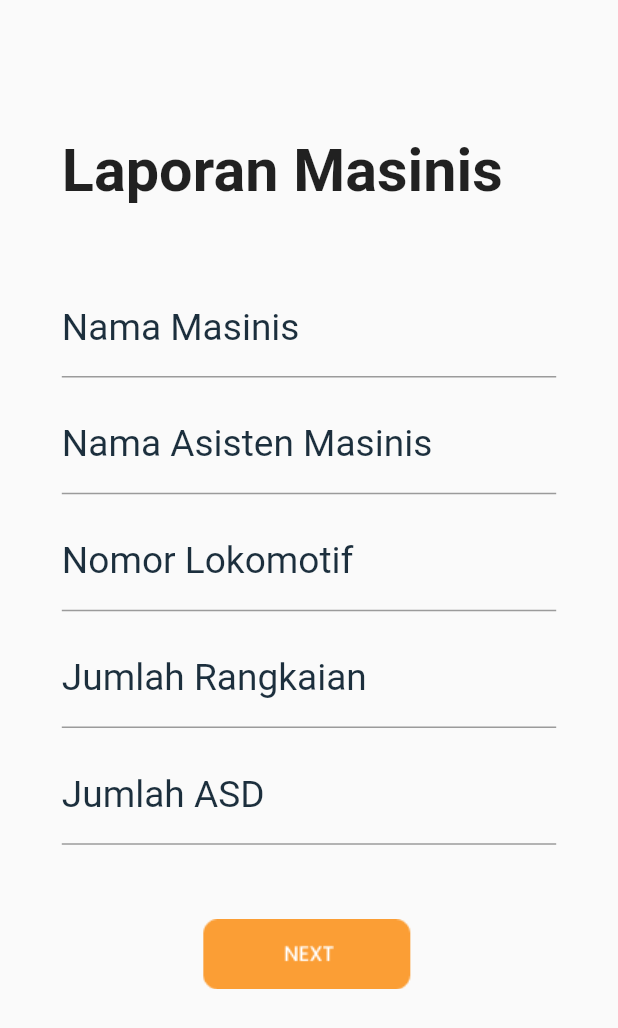
After one commit to normndakbr/go_no_go_apps, a Flutter app: the LaporanMasinis screen opened by its route, on a phone screen of 412 x 824 dp. The commit adds this screen. Shown: the top 1028 px of the screen. Run offline on Flutter 3.47's test engine with Material 2 defaults, Android fonts, the phone set to English and light mode, and no system bars; our stand-ins replace shared_preferences; missing offline and left inert: shared_preferences_web; accounts and stored records are empty; project files that could hold a hidden picture were left out.

Commit message:
added laporan_masinis page

```diff
--- a/lib/main.dart
+++ b/lib/main.dart
@@ -1,4 +1,5 @@
 import 'package:flutter/material.dart';
+import 'package:test_route/pages/laporanMasinis_page.dart';
 import 'package:test_route/pages/preLogin_page.dart';
 import 'pages/login_page.dart';
 
@@ -18,6 +19,7 @@ class MyApp extends StatelessWidget {
       routes: {
         '/preLogin': (context) => PreLoginPage(),
         '/login': (context) => LoginPage(),
+        '/laporan-masinis': (context) => LaporanMasinis(),
         // laporanMasinis,
         // wiper,
         // lokotrack,
--- /dev/null
+++ b/lib/pages/laporanMasinis_page.dart
@@ -0,0 +1,147 @@
+import 'package:flutter/material.dart';
+import '../services/sharedPreferences.dart';
+import 'preLogin_page.dart';
+
+class LaporanMasinis extends StatefulWidget {
+  const LaporanMasinis({Key? key}) : super(key: key);
+
+  @override
+  State<LaporanMasinis> createState() => _LaporanMasinisState();
+}
+
+class _LaporanMasinisState extends State<LaporanMasinis> {
+  bool hidePassword = true;
+  TextEditingController masinisCtl = TextEditingController();
+  TextEditingController astMasinisCtl = TextEditingController();
+  TextEditingController noLokomotifCtl = TextEditingController();
+  TextEditingController jmlRangkaianCtl = TextEditingController();
+  TextEditingController jmlAsdCtl = TextEditingController();
+  final SharedPreferenceService sharedPref = SharedPreferenceService();
+  var userType;
+
+  @override
+  void initState() {
+    // TODO: implement initState
+    super.initState();
+    getUserType();
+  }
+
+  void getUserType() async {
+    await sharedPref.readData('userType').then((value) => {
+          setState(() {
+            userType = value;
+          }),
+        });
+  }
+
+  @override
+  Widget build(BuildContext context) {
+    var height = MediaQuery.of(context).size.height;
+    var width = MediaQuery.of(context).size.width;
+
+    return Scaffold(
+      resizeToAvoidBottomInset: false,
+      body: Padding(
+        padding: EdgeInsets.all(height * 0.05),
+        child: Center(
+          child: Column(
+            crossAxisAlignment: CrossAxisAlignment.start,
+            children: [
+              SizedBox(
+                height: height * 0.06,
+              ),
+              Text(
+                'Laporan Masinis',
+                textAlign: TextAlign.left,
+                style: TextStyle(
+                  fontSize: height * 0.048,
+                  fontWeight: FontWeight.w600,
+                ),
+              ),
+              SizedBox(
+                height: height * 0.06,
+              ),
+              TextFormField(
+                controller: masinisCtl,
+                decoration: InputDecoration(
+                  labelText: "Nama Masinis",
+                  labelStyle: TextStyle(
+                    color: Color(0XFF1C2F3D),
+                    fontSize: height * 0.03,
+                  ),
+                ),
+              ),
+              SizedBox(
+                height: height * 0.015,
+              ),
+              TextFormField(
+                controller: astMasinisCtl,
+                decoration: InputDecoration(
+                  labelText: "Nama Asisten Masinis",
+                  labelStyle: TextStyle(
+                    color: Color(0XFF1C2F3D),
+                    fontSize: height * 0.03,
+                  ),
+                ),
+              ),
+              SizedBox(
+                height: height * 0.015,
+              ),
+              TextFormField(
+                controller: noLokomotifCtl,
+                decoration: InputDecoration(
+                  labelText: "Nomor Lokomotif",
+                  labelStyle: TextStyle(
+                    color: Color(0XFF1C2F3D),
+                    fontSize: height * 0.03,
+                  ),
+                ),
+              ),
+              SizedBox(
+                height: height * 0.015,
+              ),
+              TextFormField(
+                controller: jmlRangkaianCtl,
+                decoration: InputDecoration(
+                  labelText: "Jumlah Rangkaian",
+                  labelStyle: TextStyle(
+                    color: Color(0XFF1C2F3D),
+                    fontSize: height * 0.03,
+                  ),
+                ),
+              ),
+              SizedBox(
+                height: height * 0.015,
+              ),
+              TextFormField(
+                controller: jmlAsdCtl,
+                decoration: InputDecoration(
+                  labelText: "Jumlah ASD",
+                  labelStyle: TextStyle(
+                    color: Color(0XFF1C2F3D),
+                    fontSize: height * 0.03,
+                  ),
+                ),
+              ),
+              SizedBox(
+                height: height * 0.06,
+              ),
+              Center(
+                child: GestureDetector(
+                  child: Image.asset('assets/images/btnNext.png'),
+                  onTap: () async {
+                    print("Masinis : " + masinisCtl.text);
+                    print("Asisten Masinis : " + astMasinisCtl.text);
+                    print("No. Lokomotif : " + noLokomotifCtl.text);
+                    print("Jumlah Rangkaian : " + jmlRangkaianCtl.text);
+                    print("Jumlah ASD : " + jmlAsdCtl.text);
+                  },
+                ),
+              ),
+            ],
+          ),
+        ),
+      ),
+    );
+  }
+}
--- a/lib/pages/login_page.dart
+++ b/lib/pages/login_page.dart
@@ -115,6 +115,12 @@ class _LoginPageState extends State<LoginPage> {
                   onTap: () async {
                     print("Username : " + userCtl.text);
                     print("Password : " + pwdCtl.text);
+
+                    if (userType == 'Masinis') {
+                      Navigator.pushNamed(context, '/laporan-masinis');
+                    } else {
+                      print("Anda login sebagai DIPO");
+                    }
                   },
                 ),
               ),
```
Also changed, not shown: assets/images/imgApar.png (added), assets/images/imgDeadmanDevice.png (added), assets/images/imgLampuMasinis.png (added), assets/images/imgLampuSorot.png (added), assets/images/imgLokotrack.png (added), assets/images/imgPengukurKecepatan.png (added), assets/images/imgStopBlok.png (added), assets/images/imgSulingOtomotif.png (added), assets/images/imgWiper.png (added).
